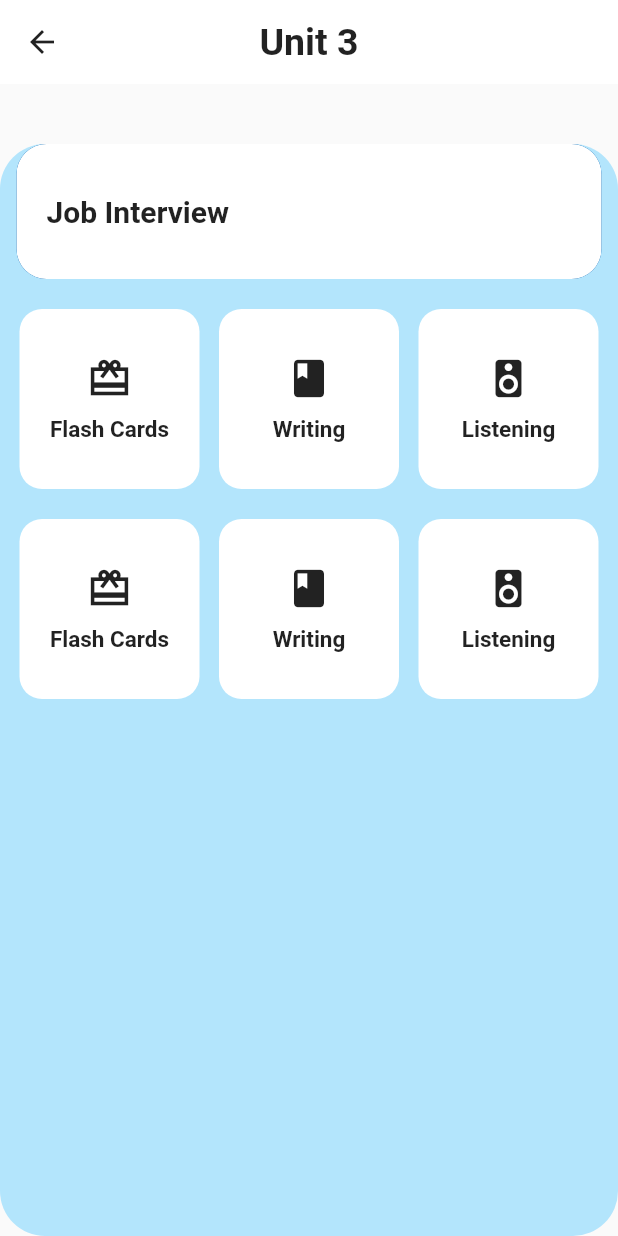
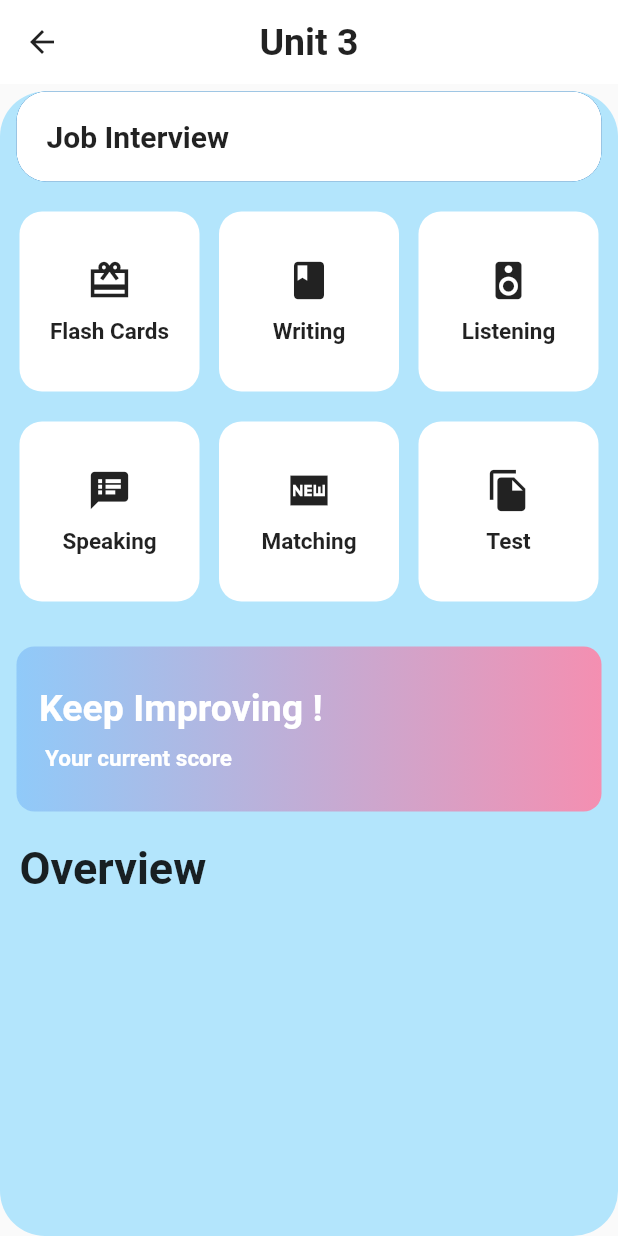
Before and after one commit to oojas/faRcO, a Flutter app: the screen it shows after launch, on a phone screen of 412 x 824 dp. Run offline on Flutter 3.47's test engine with Material 2 defaults, Android fonts, the phone set to English and light mode, and no system bars; our stand-ins replace google_fonts; missing offline and left inert: animated_text, route_transitions, sleek_button.

Commit message:
90% completion

```diff
--- a/lib/Screens/Screen2.dart
+++ b/lib/Screens/Screen2.dart
@@ -41,7 +41,7 @@ class _UIAnimState extends State<UIAnim> with SingleTickerProviderStateMixin {
               ),
             ),
             body: Container(
-                margin: EdgeInsets.only(top: 40),
+                margin: EdgeInsets.only(top: 5),
                 width: MediaQuery.of(context).size.width,
                 height: MediaQuery.of(context).size.height,
                 alignment: Alignment.topCenter,
@@ -64,7 +64,7 @@ class _UIAnimState extends State<UIAnim> with SingleTickerProviderStateMixin {
                       ),
                       alignment: Alignment.centerLeft,
                       width: 390,
-                      height: 90,
+                      height: 60,
                       decoration: BoxDecoration(
                           shape: BoxShape.rectangle,
                           boxShadow: [
@@ -182,14 +182,14 @@ class _UIAnimState extends State<UIAnim> with SingleTickerProviderStateMixin {
                             mainAxisAlignment: MainAxisAlignment.center,
                             children: [
                               Icon(
-                                Icons.card_giftcard_sharp,
+                                Icons.speaker_notes,
                                 size: 30,
                               ),
                               SizedBox(
                                 height: 10,
                               ),
                               Text(
-                                'Flash Cards',
+                                'Speaking',
                                 style: TextStyle(
                                     fontSize: 15,
                                     fontWeight: FontWeight.bold,
@@ -209,14 +209,14 @@ class _UIAnimState extends State<UIAnim> with SingleTickerProviderStateMixin {
                             mainAxisAlignment: MainAxisAlignment.center,
                             children: [
                               Icon(
-                                Icons.book,
+                                Icons.fiber_new_sharp,
                                 size: 30,
                               ),
                               SizedBox(
                                 height: 10,
                               ),
                               Text(
-                                'Writing',
+                                'Matching',
                                 style: TextStyle(
                                     fontSize: 15,
                                     fontWeight: FontWeight.bold,
@@ -236,14 +236,14 @@ class _UIAnimState extends State<UIAnim> with SingleTickerProviderStateMixin {
                             mainAxisAlignment: MainAxisAlignment.center,
                             children: [
                               Icon(
-                                Icons.speaker,
+                                Icons.file_copy,
                                 size: 30,
                               ),
                               SizedBox(
                                 height: 10,
                               ),
                               Text(
-                                'Listening',
+                                'Test',
                                 style: TextStyle(
                                     fontSize: 15,
                                     fontWeight: FontWeight.bold,
@@ -254,6 +254,68 @@ class _UIAnimState extends State<UIAnim> with SingleTickerProviderStateMixin {
                         ),
                       ],
                     ),
+                    SizedBox(
+                      height: 30,
+                    ),
+                    Column(
+                      children: [
+                        Container(
+                          width: 390,
+                          height: 110,
+                          decoration: BoxDecoration(
+                              gradient: LinearGradient(colors: [
+                                Colors.blue.shade200,
+                                Colors.pink.shade200
+                              ]),
+                              borderRadius: BorderRadius.circular(12)),
+                          child: Column(
+                            mainAxisAlignment: MainAxisAlignment.center,
+                            crossAxisAlignment: CrossAxisAlignment.start,
+                            children: [
+                              Padding(
+                                padding: const EdgeInsets.only(left: 15.0),
+                                child: Text(
+                                  'Keep Improving !',
+                                  style: TextStyle(
+                                      color: Colors.white,
+                                      fontSize: 25,
+                                      fontWeight: FontWeight.bold),
+                                ),
+                              ),
+                              SizedBox(
+                                height: 10,
+                              ),
+                              Padding(
+                                padding: const EdgeInsets.only(left: 19.0),
+                                child: Text(
+                                  'Your current score',
+                                  style: TextStyle(
+                                      fontSize: 15,
+                                      color: Colors.white,
+                                      fontWeight: FontWeight.bold),
+                                ),
+                              )
+                            ],
+                          ),
+                        ),
+                      ],
+                    ),
+                    SizedBox(
+                      height: 20,
+                    ),
+                    Container(
+                      alignment: Alignment.centerLeft,
+                      child: Padding(
+                        padding: const EdgeInsets.only(left: 13.0),
+                        child: Text(
+                          'Overview',
+                          style: TextStyle(
+                              fontSize: 30,
+                              fontWeight: FontWeight.bold,
+                              color: Colors.black87),
+                        ),
+                      ),
+                    ),
                   ],
                 )));
       },
```
